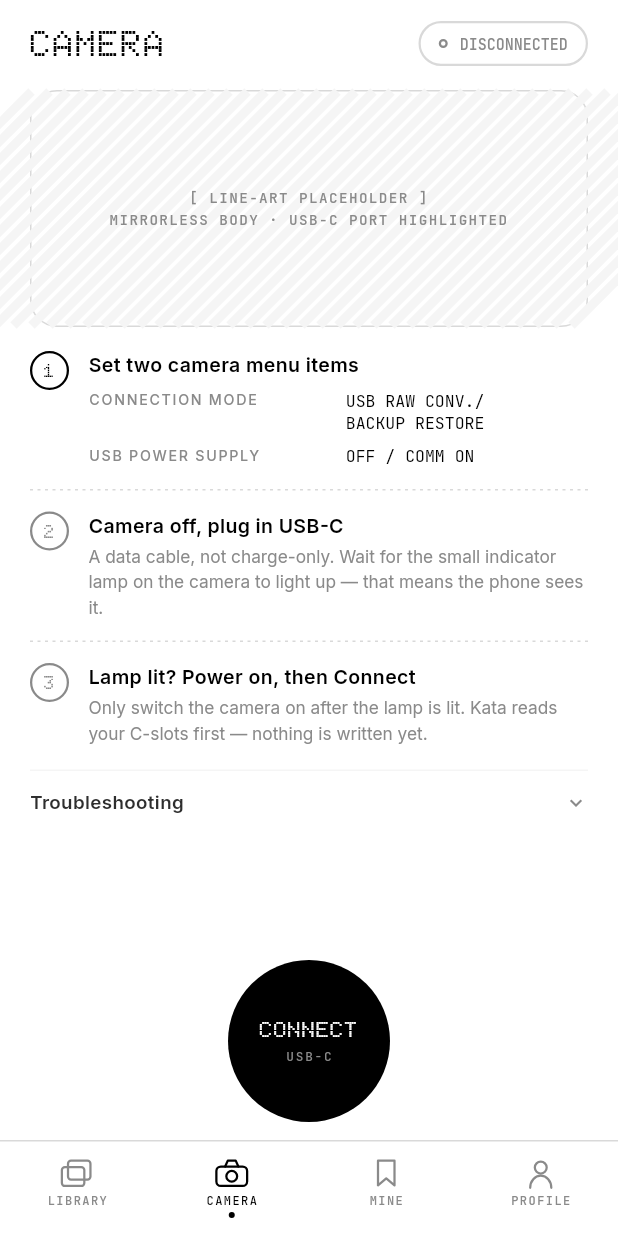
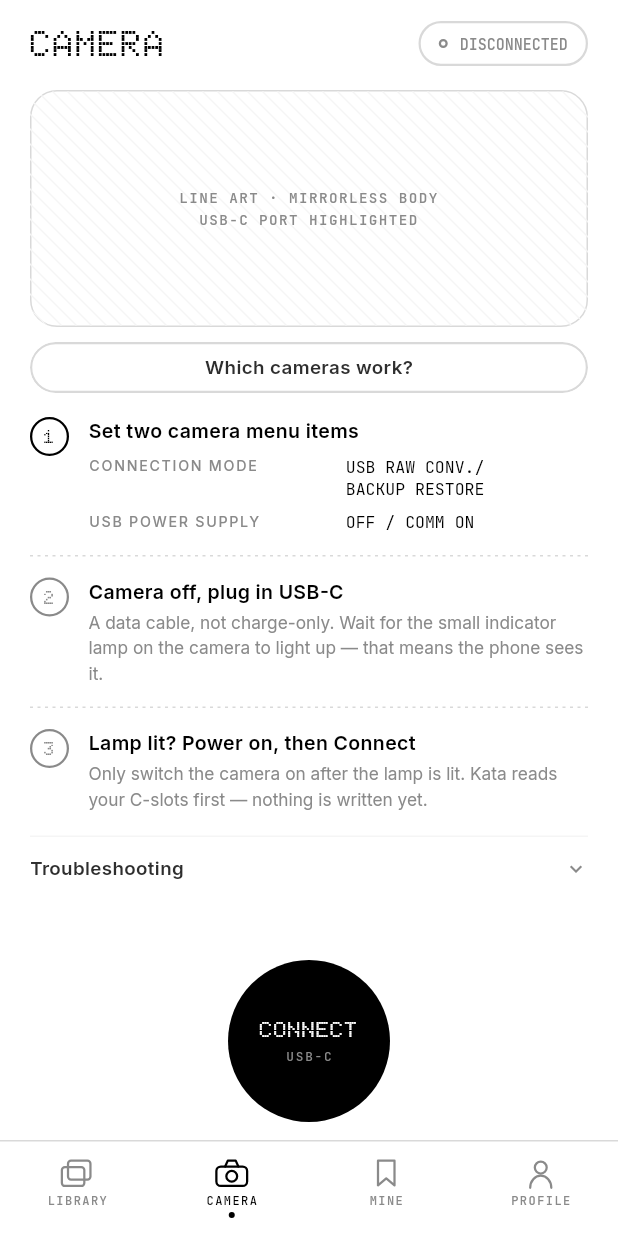
Before and after one commit to parth181195/kata, a Flutter app: the CameraScreen screen opened by its route, on a phone screen of 412 x 824 dp. Run offline on Flutter 3.47's test engine with Material 3 defaults, Android fonts, the phone set to English and light mode, and no system bars; our stand-ins replace cached_network_image, dio, drift, file_picker, flutter_riverpod, flutter_secure_storage and 5 more; accounts and stored records are empty; generated files the repository leaves out were written again.

Commit message:
fuji_ptp: KnownBody registry (42 bodies, tiers full/probe/none, PIDs, slots); app: Supported cameras screen (/cameras, from Camera tab + Profile), CameraArt with per-body SVG slots (assets/cameras/<slug>.svg, flutter_svg) + hatched fallback

```diff
--- /dev/null
+++ b/app/lib/features/camera/camera_art.dart
@@ -0,0 +1,71 @@
+import 'package:flutter/material.dart';
+import 'package:flutter/services.dart';
+import 'package:flutter_svg/flutter_svg.dart';
+import 'package:fuji_ptp/fuji_ptp.dart';
+import 'package:kata_ui/kata_ui.dart';
+
+/// Line art for a body: `assets/cameras/<slug>.svg` if bundled, else `generic.svg`, else a hatched placeholder.
+class CameraArt extends StatelessWidget {
+  const CameraArt({super.key, this.slug, this.height = 158, this.radius = 18, this.caption});
+  final String? slug;
+  final double height;
+  final double radius;
+  final String? caption;
+
+  static Future<Set<String>>? _bundled;
+  static Future<Set<String>> bundledSlugs() => _bundled ??= AssetManifest.loadFromAssetBundle(rootBundle).then(
+    (m) => m.listAssets().where((a) => a.startsWith('assets/cameras/') && a.endsWith('.svg')).map((a) => a.substring('assets/cameras/'.length, a.length - 4)).toSet(),
+  );
+
+  @override
+  Widget build(BuildContext context) {
+    final p = context.kata;
+    return FutureBuilder<Set<String>>(
+      future: bundledSlugs(),
+      builder: (context, snap) {
+        final have = snap.data ?? const <String>{};
+        final file = slug != null && have.contains(slug) ? slug : (have.contains('generic') ? 'generic' : null);
+        return Container(
+          height: height,
+          alignment: Alignment.center,
+          decoration: BoxDecoration(borderRadius: BorderRadius.circular(radius), border: Border.all(color: p.hairline)),
+          clipBehavior: Clip.antiAlias,
+          child: file != null
+              ? Padding(
+                  padding: const EdgeInsets.all(14),
+                  child: SvgPicture.asset('assets/cameras/$file.svg', colorFilter: ColorFilter.mode(p.fg, BlendMode.srcIn), fit: BoxFit.contain, semanticsLabel: slug),
+                )
+              : CustomPaint(
+                  painter: HatchPainter(p.surface),
+                  child: Center(
+                    child: Text(
+                      (caption ?? (slug == null ? 'LINE ART · MIRRORLESS BODY' : 'LINE ART · ${slug!.toUpperCase()}')),
+                      textAlign: TextAlign.center,
+                      style: KataType.monoStyle(size: 9.5, weight: FontWeight.w500, color: p.muted, letterSpacing: 0.1, height: 1.6),
+                    ),
+                  ),
+                ),
+        );
+      },
+    );
+  }
+}
+
+/// 45° hatch used behind placeholders.
+class HatchPainter extends CustomPainter {
+  HatchPainter(this.color);
+  final Color color;
+  @override
+  void paint(Canvas c, Size s) {
+    final p = Paint()..color = color..strokeWidth = 1;
+    for (var x = -s.height; x < s.width; x += 10) {
+      c.drawLine(Offset(x, 0), Offset(x + s.height, s.height), p);
+    }
+  }
+
+  @override
+  bool shouldRepaint(HatchPainter o) => o.color != color;
+}
+
+/// Known-body lookup for whatever the camera reported as its model name.
+KnownBody? knownBodyFor(String? model) => model == null ? null : KnownBody.forModel(model);
--- a/app/lib/features/camera/camera_screen.dart
+++ b/app/lib/features/camera/camera_screen.dart
@@ -6,6 +6,7 @@ import 'package:kata_ui/kata_ui.dart';
 
 import '../../core/fuji/camera_service.dart';
 import '../../data/recipe_repository.dart';
+import 'camera_art.dart';
 import '../../data/recipe.dart';
 import 'slot_panel.dart';
 
@@ -63,13 +64,16 @@ class _CameraScreenState extends ConsumerState<CameraScreen> {
       ),
       Expanded(
         child: ListView(padding: const EdgeInsets.fromLTRB(20, 16, 20, 0), children: [
-          Container(
-            height: 158,
-            alignment: Alignment.center,
-            decoration: BoxDecoration(borderRadius: BorderRadius.circular(18), border: Border.all(color: p.hairline)),
-            child: CustomPaint(
-              painter: _HatchPainter(p.surface),
-              child: Center(child: Text('[ LINE-ART PLACEHOLDER ]\nMIRRORLESS BODY · USB-C PORT HIGHLIGHTED', textAlign: TextAlign.center, style: KataType.monoStyle(size: 9.5, weight: FontWeight.w500, color: p.muted, letterSpacing: 0.1, height: 1.6))),
+          const CameraArt(caption: 'LINE ART · MIRRORLESS BODY\nUSB-C PORT HIGHLIGHTED'),
+          const SizedBox(height: 10),
+          Center(
+            child: KataPillButton(
+              label: 'Which cameras work?',
+              kind: KataButtonKind.secondary,
+              display: false,
+              height: 34,
+              expand: false,
+              onPressed: () => context.push('/cameras'),
             ),
           ),
           const SizedBox(height: 16),
@@ -204,20 +208,3 @@ class _CameraScreenState extends ConsumerState<CameraScreen> {
     ]);
   }
 }
-
-class _HatchPainter extends CustomPainter {
-  _HatchPainter(this.color);
-  final Color color;
-  @override
-  void paint(Canvas c, Size s) {
-    final paint = Paint()
-      ..color = color
-      ..strokeWidth = 6;
-    for (var x = -s.height; x < s.width; x += 12) {
-      c.drawLine(Offset(x, s.height), Offset(x + s.height, 0), paint);
-    }
-  }
-
-  @override
-  bool shouldRepaint(_HatchPainter o) => o.color != color;
-}
--- a/app/lib/features/profile/profile_screen.dart
+++ b/app/lib/features/profile/profile_screen.dart
@@ -1,5 +1,6 @@
 import 'package:flutter/material.dart';
 import 'package:flutter_riverpod/flutter_riverpod.dart';
+import 'package:fuji_ptp/fuji_ptp.dart';
 import 'package:go_router/go_router.dart';
 import 'package:kata_ui/kata_ui.dart';
 
@@ -49,6 +50,7 @@ class ProfileScreen extends ConsumerWidget {
           ]),
           const SizedBox(height: 24),
           row('Sign out', onTap: () => ref.read(sessionProvider.notifier).signOut()),
+          row('Supported cameras', trailing: '${KnownBody.all.length} bodies', onTap: () => context.push('/cameras')),
           row('About Kata · OFR spec · Licences', trailing: 'MIT'),
           row('Component kit', trailing: '/KIT', onTap: () => context.push('/kit')),
           row('Version', trailing: '0.1.0 · LONG-PRESS FOR PROBE', onLongPress: () => context.push('/probe')),
--- a/app/lib/router.dart
+++ b/app/lib/router.dart
@@ -6,6 +6,7 @@ import 'package:kata_ui/kata_ui.dart';
 import 'core/auth/auth_repository.dart';
 import 'features/auth/sign_in_screen.dart';
 import 'features/camera/camera_screen.dart';
+import 'features/camera/supported_cameras_screen.dart';
 import 'features/debug/kit_screen.dart';
 import 'features/editor/recipe_editor_screen.dart';
 import 'features/debug/probe_screen.dart';
@@ -68,6 +69,7 @@ final routerProvider = Provider<GoRouter>((ref) {
       GoRoute(path: '/edit/:id', pageBuilder: (_, s) => _page(s, RecipeEditorScreen(id: s.pathParameters['id']!))),
       GoRoute(path: '/probe', pageBuilder: (_, s) => _page(s, const ProbeScreen())),
       GoRoute(path: '/kit', pageBuilder: (_, s) => _page(s, const KitScreen())),
+      GoRoute(path: '/cameras', pageBuilder: (_, s) => _page(s, const SupportedCamerasScreen())),
       StatefulShellRoute.indexedStack(
         pageBuilder: (_, s, shell) => _page(s, ShellScaffold(shell: shell)),
         branches: [
--- a/app/pubspec.yaml
+++ b/app/pubspec.yaml
@@ -28,6 +28,7 @@ dependencies:
     path: ../packages/kata_ui
   ofr:
     path: ../packages/ofr
+  flutter_svg: ^2.3.0
 
 dependency_overrides:
   ofr:
@@ -43,3 +44,5 @@ dev_dependencies:
 
 flutter:
   uses-material-design: true
+  assets:
+    - assets/cameras/
--- a/packages/fuji_ptp/lib/fuji_ptp.dart
+++ b/packages/fuji_ptp/lib/fuji_ptp.dart
@@ -12,5 +12,6 @@ export 'src/fuji/fuji_props.dart';
 export 'src/fuji/camera_preset.dart';
 export 'src/fuji/preset_codec.dart';
 export 'src/fuji/preset_writer.dart';
+export 'src/fuji/known_bodies.dart';
 export 'src/fuji/fuji_camera.dart';
 export 'src/ofr_mapper.dart';
```
Also changed, not shown: app/lib/features/camera/supported_cameras_screen.dart (added, +110 -0 lines), packages/fuji_ptp/lib/src/fuji/known_bodies.dart (added, +81 -0 lines), app/pubspec.lock, 3 other files.
